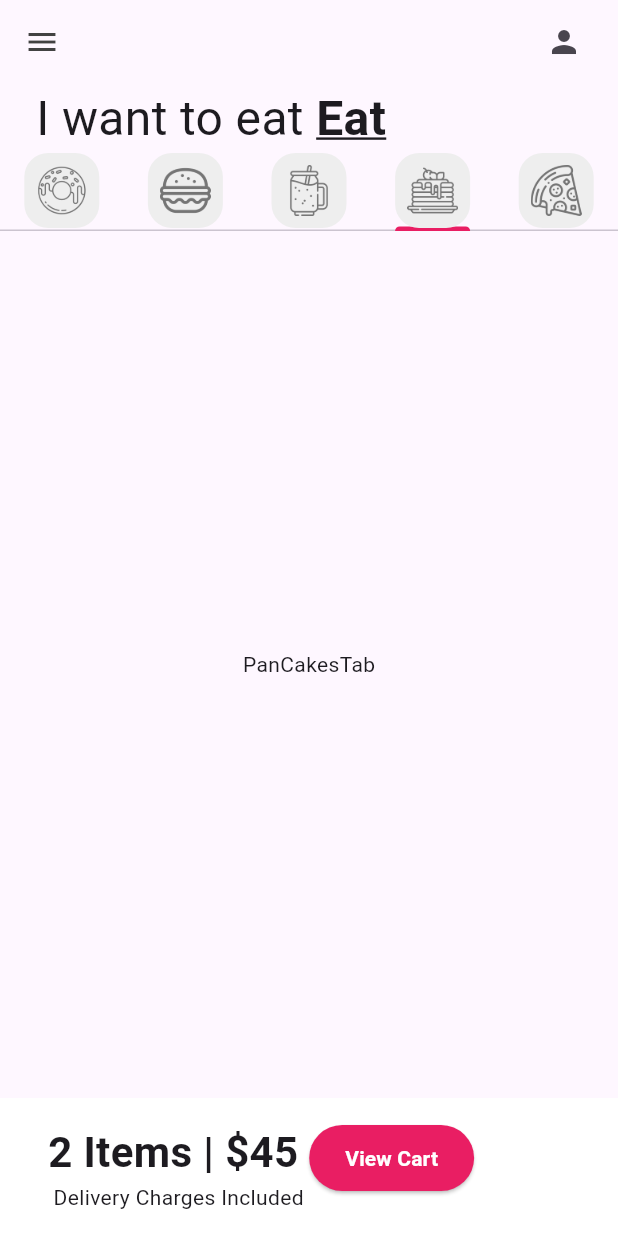
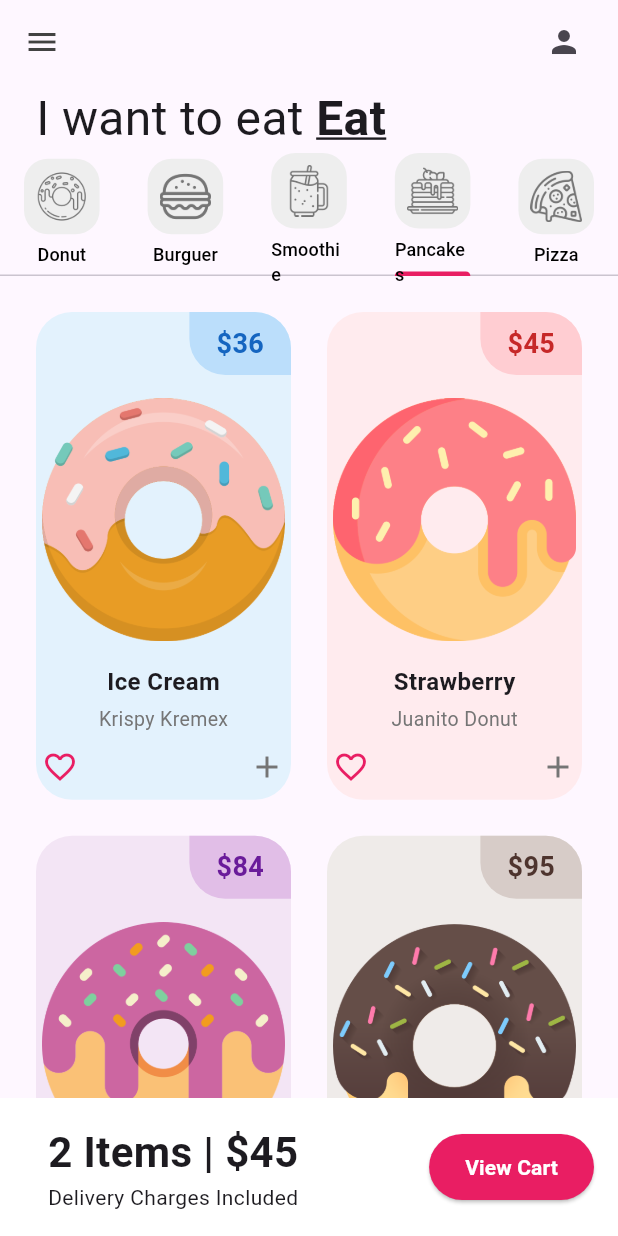
Before and after one commit to Luis0105/dount_app_5sa, a Flutter app: the screen it shows after launch, tab 4 chosen, on a phone screen of 412 x 824 dp. Run offline on Flutter 3.47's test engine with Material 3 defaults, Android fonts, the phone set to English and light mode, and no system bars.

Commit message:
Text on images

```diff
--- a/lib/pages/home_page.dart
+++ b/lib/pages/home_page.dart
@@ -18,18 +18,20 @@ class _HomePageState extends State<HomePage> {
   List<Widget> myTabs = [
     const MyTab(
       iconPath: 'lib/icons/donut.png',
+      label: "Donut",
     ),
-    const MyTab(
-      iconPath: 'lib/icons/burger.png',
-    ),
+    const MyTab(iconPath: 'lib/icons/burger.png', label: "Burguer"),
     const MyTab(
       iconPath: 'lib/icons/smoothie.png',
+      label: "Smoothie",
     ),
     const MyTab(
       iconPath: 'lib/icons/pancakes.png',
+      label: "Pancakes",
     ),
     const MyTab(
       iconPath: 'lib/icons/pizza.png',
+      label: "Pizza",
     ),
   ];
 
@@ -89,7 +91,7 @@ class _HomePageState extends State<HomePage> {
                 DonutTab(),
                 BurgerTab(),
                 SmoothieTab(),
-                PanCakesTab(),
+                PancakesTab(),
                 PizzaTab()
               ]),
             ),
--- a/lib/tabs/pancakes_tab.dart
+++ b/lib/tabs/pancakes_tab.dart
@@ -1,12 +1,57 @@
+import 'package:dount_app_5sa/utils/donut_tile.dart';
 import 'package:flutter/material.dart';
 
-class PanCakesTab extends StatelessWidget {
-  const PanCakesTab({super.key});
+class PancakesTab extends StatelessWidget {
+// list of donuts
+  final List donutsOnSale = [
+    // [ donutFlavor, donutStore, donutPrice, donutColor, imageName ]
+    [
+      "Ice Cream",
+      "Krispy Kremex",
+      "36",
+      Colors.blue,
+      "lib/images/icecream_donut.png"
+    ],
+    [
+      "Strawberry",
+      "Juanito Donut",
+      "45",
+      Colors.red,
+      "lib/images/strawberry_donut.png"
+    ],
+    ["Grape Ape", "Donuts", "84", Colors.purple, "lib/images/grape_donut.png"],
+    [
+      "Choco",
+      "Mike Donuts",
+      "95",
+      Colors.brown,
+      "lib/images/chocolate_donut.png"
+    ],
+  ];
+
+  PancakesTab({super.key});
 
   @override
   Widget build(BuildContext context) {
-    return const Center(
-      child: Text("PanCakesTab"),
-    );
+    return GridView.builder(
+        // Prepa 1: Cómo se va a organizar
+        gridDelegate: const SliverGridDelegateWithFixedCrossAxisCount(
+            // Número de columnas
+            crossAxisCount: 2,
+            // Proporción entre ancho y alto
+            childAspectRatio: 1 / 1.8),
+        // Cuántos elementos
+        itemCount: 4,
+        padding: const EdgeInsets.all(12),
+        // Qué elementos se construirá
+        itemBuilder: (contex, index) {
+          return DonutTile(
+            donutFlavor: donutsOnSale[index][0],
+            donutStore: donutsOnSale[index][1],
+            donutPrice: donutsOnSale[index][2],
+            donutColor: donutsOnSale[index][3],
+            imageName: donutsOnSale[index][4],
+          );
+        });
   }
 }
--- a/lib/utils/my_tab.dart
+++ b/lib/utils/my_tab.dart
@@ -4,14 +4,18 @@ class MyTab extends StatelessWidget {
   // Ruta del archivo
   //C:/luis/documentos/4sa/tópicos/donut.png
   final String iconPath;
+  final String label;
 
-  const MyTab({super.key, required this.iconPath});
+  const MyTab({super.key, required this.label, required this.iconPath});
 
   @override
   Widget build(BuildContext context) {
     return Tab(
-      height: 50,
-      child: Container(
+      height: 80,
+      child: Column(
+        mainAxisAlignment: MainAxisAlignment.center,
+        children: [
+          Container(
             padding: const EdgeInsets.all(8),
             decoration: BoxDecoration(
                 color: Colors.grey[200], borderRadius: BorderRadius.circular(16)
@@ -23,6 +27,13 @@ class MyTab extends StatelessWidget {
               color: Colors.grey[600],
             ),
           ),
+          const SizedBox(height: 5),
+          Text(
+            label,
+            style: TextStyle(fontSize: 12, color: Colors.black),
+          )
+        ],
+      ),
     );
   }
 }
--- a/lib/utils/shopping_cart.dart
+++ b/lib/utils/shopping_cart.dart
@@ -11,11 +11,12 @@ class ShoppingCart extends StatelessWidget {
       color: Colors.white,
       padding: const EdgeInsets.all(16),
       child: Row(
-        crossAxisAlignment: CrossAxisAlignment.start,
+        mainAxisAlignment: MainAxisAlignment.spaceBetween,
         children: [
           const Padding(
             padding: EdgeInsets.only(left: 16),
             child: Column(
+              crossAxisAlignment: CrossAxisAlignment.start,
               children: [
                 Text(
                   '2 Items | \$45 ',
```
Also changed, not shown: lib/tabs/burger_tab.dart (+49 -4 lines), lib/tabs/pizza_tab.dart (+49 -4 lines), lib/tabs/smoothie_tab.dart (+49 -4 lines). Lines whose indentation alone changed are shown as unchanged.
